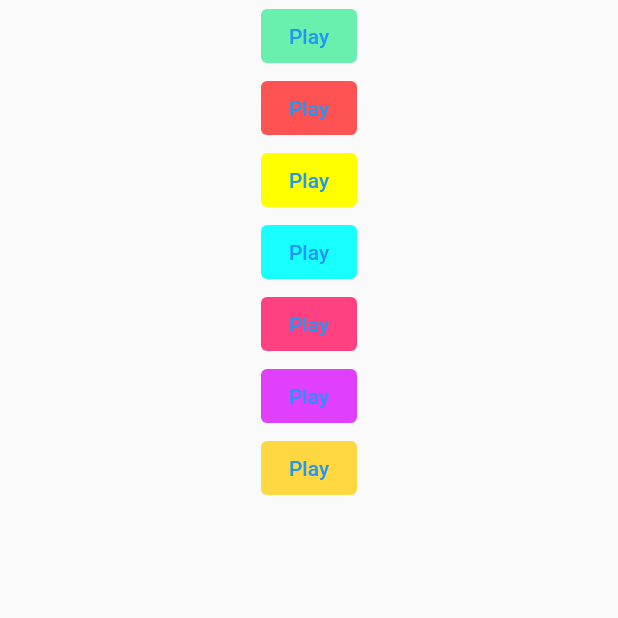
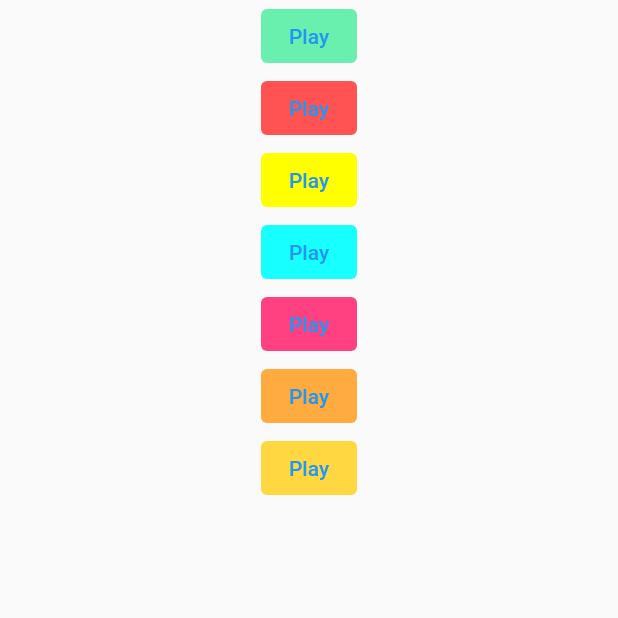
Before and after one commit to OstrichFarmer/xylophone, a Flutter app: the screen it shows after launch, on a phone screen of 412 x 824 dp, the top half of it. Run offline on Flutter 3.47's test engine with Material 2 defaults, Android fonts, the light colour scheme and no system bars; our stand-ins replace audioplayers.

Commit message:
made adjustments

```diff
--- a/lib/main.dart
+++ b/lib/main.dart
@@ -65,7 +65,7 @@ class XylophoneApp extends StatelessWidget {
                 ),
                 TextButton(
                   style: TextButton.styleFrom(
-                      backgroundColor: Colors.purpleAccent),
+                      backgroundColor: Colors.orangeAccent),
                   onPressed: () {
                     final player = AudioCache();
                     player.play('assets_note6.wav');
```
Also changed, not shown: 1 other file.
